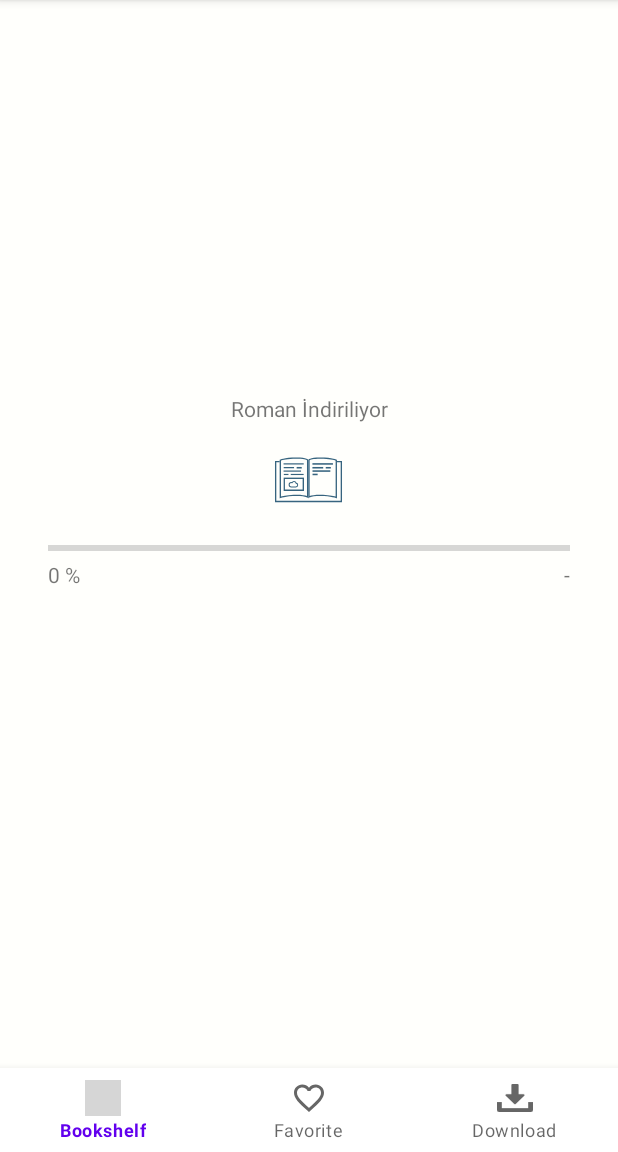
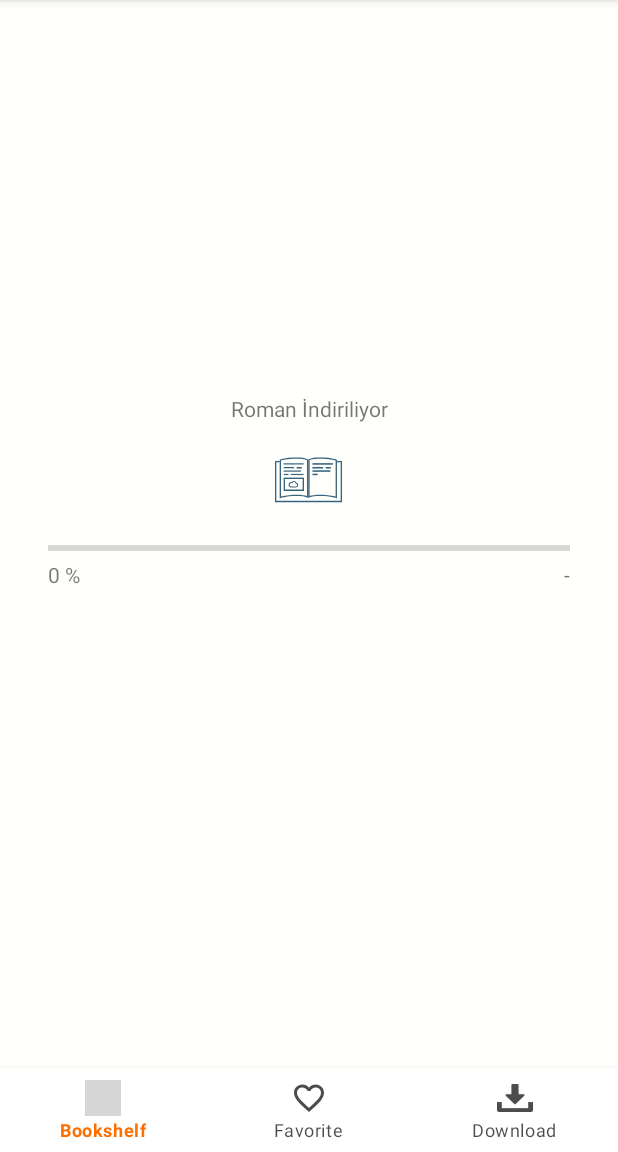
Before and after one commit to Enes-Kayiklik/Comic-Reader, an Android app: the fragment ReadBookFragment placed in its activity, on a phone screen of 412 x 824 dp, the part 84-1236 px from its top. Run offline under Robolectric (Android 15) with nearby library versions, the phone set to English and light mode, and no system bars; our stand-ins replace Dagger/Hilt's generated code, Firebase (no records; nobody signed in at launch, a user with empty details on screens opened directly), navigation-ui; libraries missing offline, so code that uses them is left out: androidx.hilt.lifecycle, com.downloader, jp.wasabeef.recyclerview; plain views replace PDFView; 4 statements that could not run were skipped; grey boxes are pictures that could not be loaded.

Commit message:
added animations

```diff
--- a/app/src/main/java/com/eneskayiklik/comicreader/ui/main/bookshelf/BookShelfFragment.kt
+++ b/app/src/main/java/com/eneskayiklik/comicreader/ui/main/bookshelf/BookShelfFragment.kt
@@ -7,7 +7,7 @@ import android.view.View
 import androidx.appcompat.app.AppCompatActivity
 import androidx.core.widget.doOnTextChanged
 import androidx.fragment.app.Fragment
-import androidx.fragment.app.viewModels
+import androidx.fragment.app.activityViewModels
 import androidx.lifecycle.Observer
 import androidx.recyclerview.widget.GridLayoutManager
 import com.eneskayiklik.comicreader.R
@@ -20,7 +20,7 @@ import kotlinx.android.synthetic.main.fragment_bookshelf.*
 
 @AndroidEntryPoint
 class BookShelfFragment : Fragment(R.layout.fragment_bookshelf) {
-    private val bookShelfViewModel: BookShelfViewModel by viewModels()
+    private val bookShelfViewModel: BookShelfViewModel by activityViewModels()
     private lateinit var adapter: BookAdapter
     private lateinit var bookList: List<Book>
     override fun onViewCreated(view: View, savedInstanceState: Bundle?) {
--- a/app/src/main/java/com/eneskayiklik/comicreader/ui/main/read/ReadBookFragment.kt
+++ b/app/src/main/java/com/eneskayiklik/comicreader/ui/main/read/ReadBookFragment.kt
@@ -1,7 +1,6 @@
 package com.eneskayiklik.comicreader.ui.main.read
 
-import android.os.Bundle
-import android.view.View
+import android.util.Log
 import androidx.fragment.app.Fragment
 import androidx.fragment.app.viewModels
 import androidx.lifecycle.Observer
@@ -17,10 +16,6 @@ import kotlinx.android.synthetic.main.fragment_read_book.*
 class ReadBookFragment : Fragment(R.layout.fragment_read_book) {
     private val navArgs by navArgs<ReadBookFragmentArgs>()
     private val redBookViewModel: ReadBookViewModel by viewModels()
-    override fun onViewCreated(view: View, savedInstanceState: Bundle?) {
-        super.onViewCreated(view, savedInstanceState)
-        setupObserver()
-    }
 
     private fun setupObserver() {
         redBookViewModel.file.observe(this.viewLifecycleOwner, Observer {
@@ -48,10 +43,12 @@ class ReadBookFragment : Fragment(R.layout.fragment_read_book) {
     private fun changeLayoutVisibilities() {
         loadingViewRead.makeInvisible()
         containerViewRead.makeVisible()
+        Log.e("Read Book VM", "changeLayoutVisibilities")
     }
 
     override fun onStart() {
         super.onStart()
+        setupObserver()
         // If book currently downloading than show progressbar
         if (Variables.downloadingItems.value?.get(navArgs.currentBook.name) == null) {
             redBookViewModel.getBookData(
--- a/app/src/main/java/com/eneskayiklik/comicreader/ui/main/read/ReadBookViewModel.kt
+++ b/app/src/main/java/com/eneskayiklik/comicreader/ui/main/read/ReadBookViewModel.kt
@@ -56,6 +56,7 @@ class ReadBookViewModel @ViewModelInject constructor(
                             PACKAGE_NAME,
                             File("$pdfPath/$name.pdf")
                         )
+                        Log.e(TAG, "$fileUri")
                         _file.postValue(fileUri)
                     }
 
--- /dev/null
+++ b/app/src/main/res/anim/from_left.xml
@@ -0,0 +1,7 @@
+<?xml version="1.0" encoding="utf-8"?>
+<set xmlns:android="http://schemas.android.com/apk/res/android">
+    <translate
+        android:duration="200"
+        android:fromXDelta="0%"
+        android:toXDelta="100%" />
+</set>
--- /dev/null
+++ b/app/src/main/res/anim/from_right.xml
@@ -0,0 +1,7 @@
+<?xml version="1.0" encoding="utf-8"?>
+<set xmlns:android="http://schemas.android.com/apk/res/android">
+    <translate
+        android:duration="200"
+        android:fromXDelta="100%"
+        android:toXDelta="0%" />
+</set>
--- /dev/null
+++ b/app/src/main/res/anim/to_left.xml
@@ -0,0 +1,7 @@
+<?xml version="1.0" encoding="utf-8"?>
+<set xmlns:android="http://schemas.android.com/apk/res/android">
+    <translate
+        android:duration="200"
+        android:fromXDelta="0%"
+        android:toXDelta="-100%" />
+</set>
--- /dev/null
+++ b/app/src/main/res/anim/to_right.xml
@@ -0,0 +1,7 @@
+<?xml version="1.0" encoding="utf-8"?>
+<set xmlns:android="http://schemas.android.com/apk/res/android">
+    <translate
+        android:duration="200"
+        android:fromXDelta="-100%"
+        android:toXDelta="0%" />
+</set>
--- /dev/null
+++ b/app/src/main/res/drawable/bottom_nav_back.xml
@@ -0,0 +1,5 @@
+<?xml version="1.0" encoding="utf-8"?>
+<selector xmlns:android="http://schemas.android.com/apk/res/android">
+    <item android:color="@color/colorButtonTintDark" android:state_checked="true" />
+    <item android:color="@color/colorGrey" android:state_checked="false" />
+</selector>
--- a/app/src/main/res/drawable/ic_add_comment.xml
+++ b/app/src/main/res/drawable/ic_add.xml
@@ -6,5 +6,5 @@
     android:viewportHeight="24">
     <path
         android:fillColor="@android:color/white"
-        android:pathData="M21.99,4c0,-1.1 -0.89,-2 -1.99,-2H4c-1.1,0 -2,0.9 -2,2v12c0,1.1 0.9,2 2,2h14l4,4 -0.01,-18zM17,11h-4v4h-2v-4H7V9h4V5h2v4h4v2z" />
+        android:pathData="M19,13h-6v6h-2v-6H5v-2h6V5h2v6h6v2z" />
 </vector>
--- a/app/src/main/res/layout/activity_main.xml
+++ b/app/src/main/res/layout/activity_main.xml
@@ -15,6 +15,8 @@
         android:visibility="gone"
         app:layout_constraintEnd_toEndOf="parent"
         app:layout_constraintStart_toStartOf="parent"
+        app:itemIconTint="@drawable/bottom_nav_back"
+        app:itemTextColor="@drawable/bottom_nav_back"
         app:menu="@menu/bottom_nav_menu" />
 
     <fragment
--- a/app/src/main/res/layout/fragment_bookshelf.xml
+++ b/app/src/main/res/layout/fragment_bookshelf.xml
@@ -18,7 +18,7 @@
                 android:id="@+id/toolbarBookshelfFragment"
                 android:layout_width="match_parent"
                 android:layout_height="wrap_content"
-                android:background="@color/colorStraw"
+                android:background="@color/colorWhite"
                 app:menu="@menu/search_menu">
 
                 <androidx.constraintlayout.widget.ConstraintLayout
--- a/app/src/main/res/navigation/main_navigation.xml
+++ b/app/src/main/res/navigation/main_navigation.xml
@@ -12,6 +12,10 @@
             android:id="@+id/action_splashFragment_to_bookShelfFragment"
             app:destination="@id/bookShelfFragment"
             app:popUpTo="@id/splashFragment"
+            app:enterAnim="@anim/from_right"
+            app:exitAnim="@anim/to_left"
+            app:popEnterAnim="@anim/to_right"
+            app:popExitAnim="@anim/from_left"
             app:popUpToInclusive="true" />
     </fragment>
     <fragment
@@ -20,7 +24,11 @@
         android:label="BookShelfFragment">
         <action
             android:id="@+id/action_bookShelfFragment_to_bookDetailFragment"
-            app:destination="@id/bookDetailFragment" />
+            app:destination="@id/bookDetailFragment"
+            app:enterAnim="@anim/from_right"
+            app:exitAnim="@anim/to_left"
+            app:popEnterAnim="@anim/to_right"
+            app:popExitAnim="@anim/from_left" />
     </fragment>
     <fragment
         android:id="@+id/bookDetailFragment"
@@ -28,13 +36,21 @@
         android:label="BookDetailFragment">
         <action
             android:id="@+id/action_bookDetailFragment_to_readBookFragment"
-            app:destination="@id/readBookFragment" />
+            app:destination="@id/readBookFragment"
+            app:enterAnim="@anim/from_right"
+            app:exitAnim="@anim/to_left"
+            app:popEnterAnim="@anim/to_right"
+            app:popExitAnim="@anim/from_left" />
         <argument
             android:name="currentBook"
             app:argType="com.eneskayiklik.comicreader.model.book.Book" />
         <action
             android:id="@+id/action_bookDetailFragment_to_commentsFragment"
-            app:destination="@id/commentsFragment" />
+            app:destination="@id/commentsFragment"
+            app:enterAnim="@anim/from_right"
+            app:exitAnim="@anim/to_left"
+            app:popEnterAnim="@anim/to_right"
+            app:popExitAnim="@anim/from_left" />
     </fragment>
     <fragment
         android:id="@+id/readBookFragment"
@@ -58,7 +74,11 @@
         android:label="CommentsFragment">
         <action
             android:id="@+id/action_commentsFragment_to_addCommentFragment"
-            app:destination="@id/addCommentFragment" />
+            app:destination="@id/addCommentFragment"
+            app:enterAnim="@anim/from_right"
+            app:exitAnim="@anim/to_left"
+            app:popEnterAnim="@anim/to_right"
+            app:popExitAnim="@anim/from_left" />
         <argument
             android:name="currentBook"
             app:argType="com.eneskayiklik.comicreader.model.book.Book" />
--- a/app/src/main/res/values/colors.xml
+++ b/app/src/main/res/values/colors.xml
@@ -2,11 +2,13 @@
 <resources>
     <color name="colorPrimary">#6200EE</color>
     <color name="colorPrimaryDark">#3700B3</color>
-    <color name="colorAccent">#03DAC5</color>
+    <color name="colorAccent">#ff6f00</color>
 
     <color name="colorWhite">#FFF</color>
     <color name="colorBlack">#000</color>
     <color name="colorGrey">#B3000000</color>
     <color name="colorStraw">#FFFFFC</color>
     <color name="colorDuskYellow">#FFC922</color>
+    <color name="colorButtonTint">#FFE4CF</color>
+    <color name="colorButtonTintDark">#ff6f00</color>
 </resources>
--- a/app/src/main/res/values/strings.xml
+++ b/app/src/main/res/values/strings.xml
@@ -23,4 +23,9 @@
     <string name="share_review">İncelemeyi Paylaş</string>
     <string name="write_review">İncelemenizi Yazın</string>
     <string name="max_char">400</string>
+    <string name="no_review_yet">Henüz İnceleme Yapılmamış</string>
+    <string name="be_the_first">İlk İncelemeyi Yapan Sen Ol !</string>
+    <string name="reviews">İncelemeler</string>
+    <string name="detail">Detay</string>
+    <string name="add_review">İnceleme Ekle</string>
 </resources>
```
Also changed, not shown: app/src/main/java/com/eneskayiklik/comicreader/ui/main/detail/comment/CommentsFragment.kt (+9 -1 lines), app/src/main/res/layout/fragment_add_comment.xml (+34 -9 lines), app/src/main/res/layout/fragment_book_detail.xml (+13 -3 lines), app/src/main/res/layout/fragment_comments.xml (+67 -8 lines), app/src/main/res/drawable-v24/ic_empty_mail_box.png (added).
